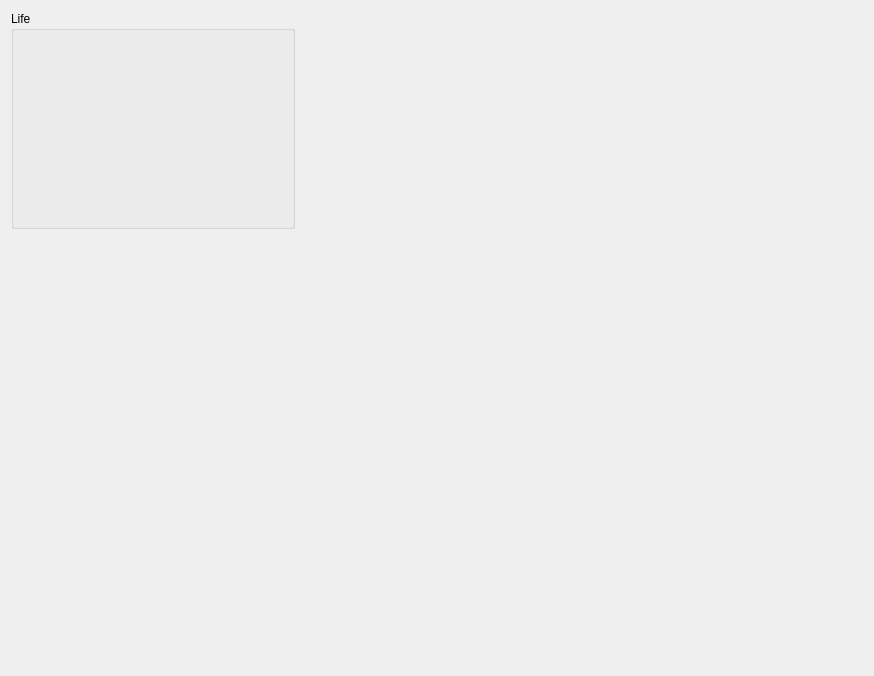
First picture: the form in BattleBoard/vieBBLifeWidget.ui, repository Greykoil/BattleBoard, before the edit.
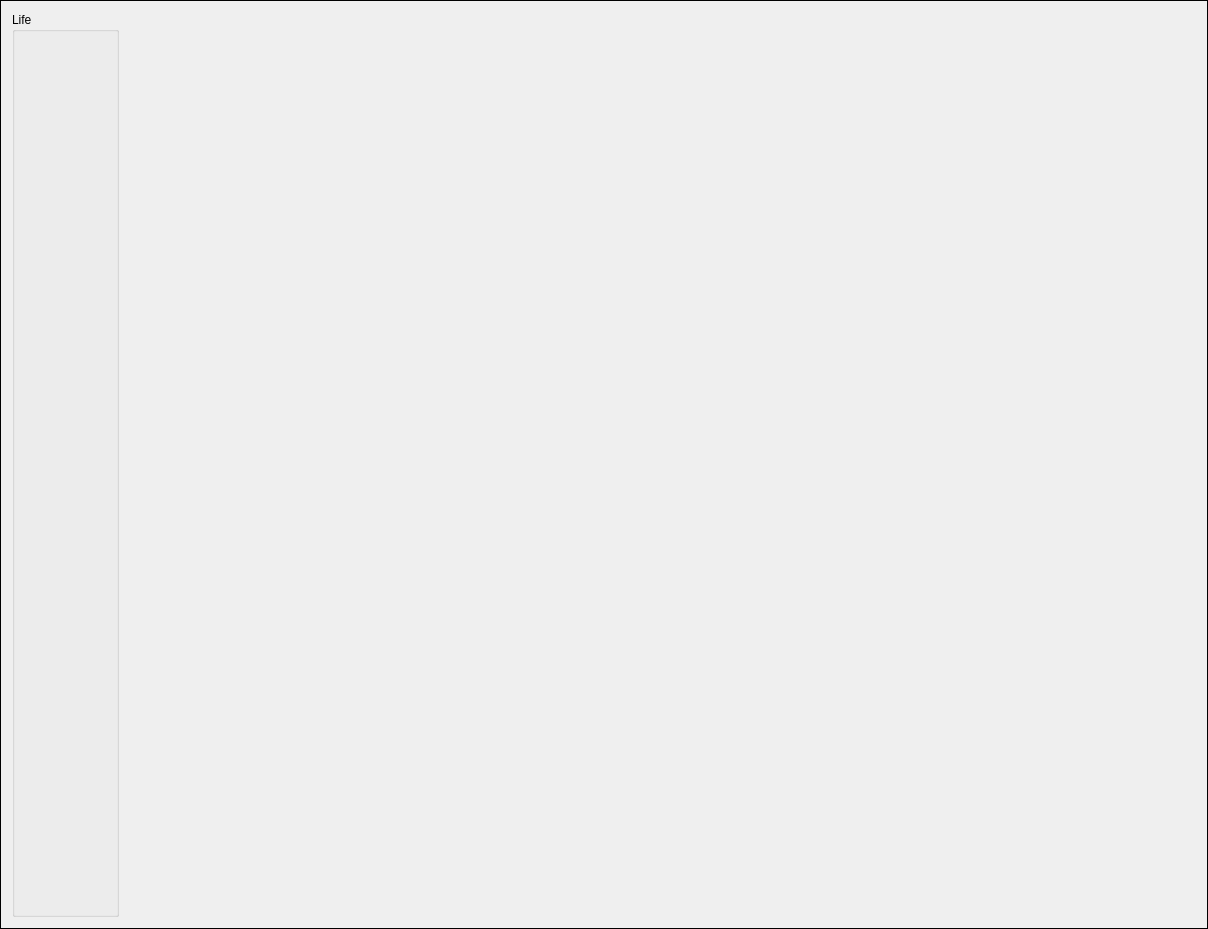
Second picture: the form after the edit.

```diff
--- a/BattleBoard/vieBBLifeWidget.ui
+++ b/BattleBoard/vieBBLifeWidget.ui
@@ -6,8 +6,8 @@
    <rect>
     <x>0</x>
     <y>0</y>
-    <width>874</width>
-    <height>676</height>
+    <width>1208</width>
+    <height>929</height>
    </rect>
   </property>
   <property name="sizePolicy">
@@ -25,27 +25,37 @@
   <property name="windowTitle">
    <string>vieBBLifeWidget</string>
   </property>
-  <layout class="QGridLayout" name="gridLayout" rowstretch="1,1,1">
-   <property name="sizeConstraint">
-    <enum>QLayout::SetDefaultConstraint</enum>
-   </property>
+  <layout class="QHBoxLayout" name="horizontalLayout_2">
    <property name="spacing">
     <number>0</number>
    </property>
-   <item row="1" column="0" rowspan="2" colspan="3">
-    <layout class="QVBoxLayout" name="verticalLayout_6">
-     <property name="spacing">
+   <property name="leftMargin">
       <number>0</number>
      </property>
-    </layout>
-   </item>
-   <item row="0" column="1" colspan="2">
-    <layout class="QVBoxLayout" name="verticalLayout_2">
-     <property name="spacing">
+   <property name="topMargin">
       <number>0</number>
      </property>
-    </layout>
-   </item>
+   <property name="rightMargin">
+    <number>0</number>
+   </property>
+   <property name="bottomMargin">
+    <number>0</number>
+   </property>
+   <item>
+    <widget class="QFrame" name="frame">
+     <property name="frameShape">
+      <enum>QFrame::Box</enum>
+     </property>
+     <property name="frameShadow">
+      <enum>QFrame::Plain</enum>
+     </property>
+     <property name="lineWidth">
+      <number>1</number>
+     </property>
+     <property name="midLineWidth">
+      <number>1</number>
+     </property>
+     <layout class="QGridLayout" name="gridLayout" rowstretch="1,10" columnstretch="1,10">
    <item row="0" column="0">
     <widget class="QGroupBox" name="groupBox">
      <property name="title">
@@ -58,6 +68,23 @@
          <string>&lt;html&gt;&lt;head/&gt;&lt;body&gt;&lt;p&gt;&lt;br/&gt;&lt;/p&gt;&lt;/body&gt;&lt;/html&gt;</string>
         </property>
        </widget>
+         </item>
+        </layout>
+       </widget>
+      </item>
+      <item row="0" column="1">
+       <layout class="QVBoxLayout" name="verticalLayout_2">
+        <property name="spacing">
+         <number>0</number>
+        </property>
+       </layout>
+      </item>
+      <item row="1" column="0" colspan="2">
+       <layout class="QVBoxLayout" name="verticalLayout_6">
+        <property name="spacing">
+         <number>0</number>
+        </property>
+       </layout>
       </item>
      </layout>
     </widget>
```
Lines whose indentation alone changed are shown as unchanged.
